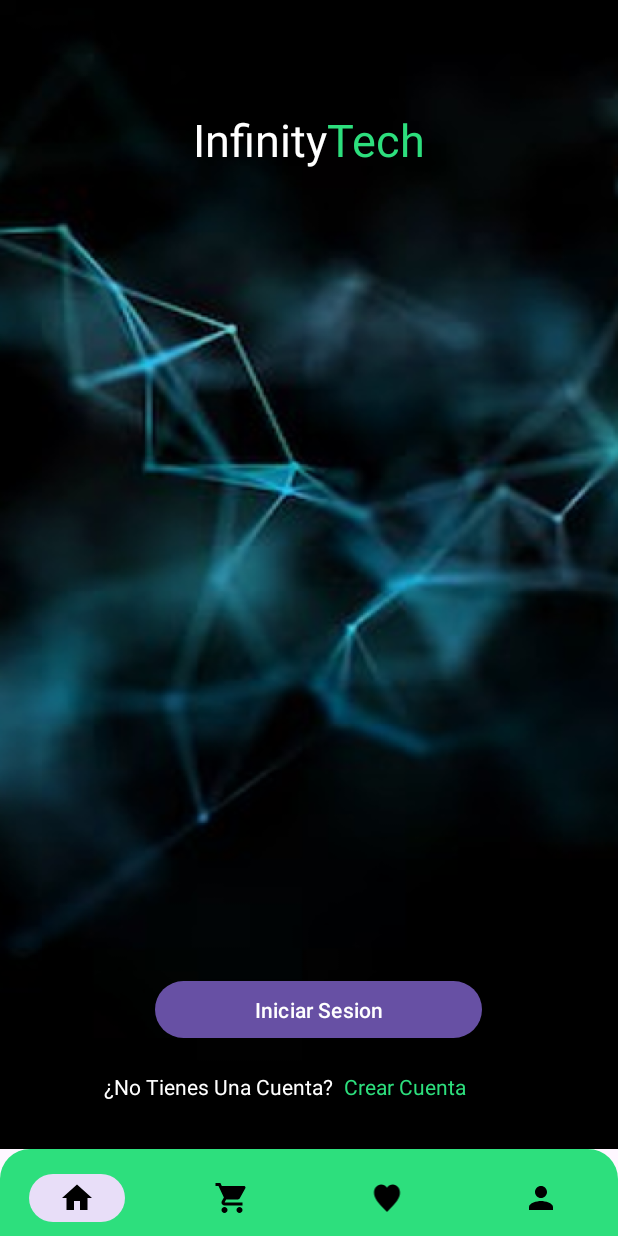
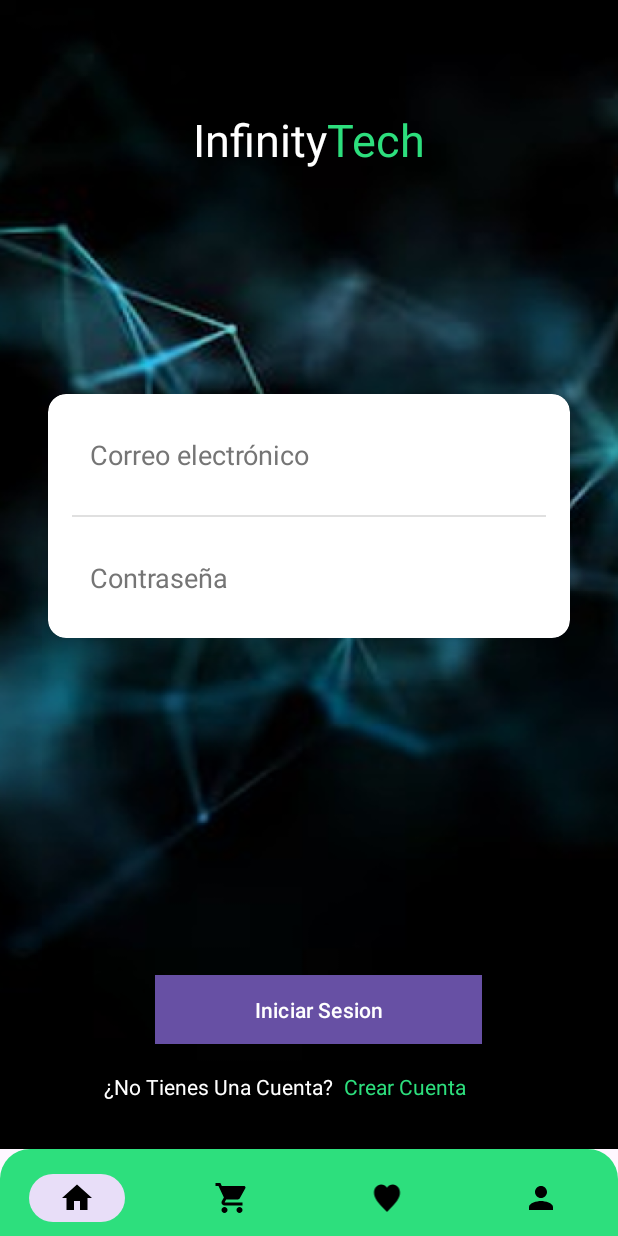
Before and after one commit to AlejoSys/MyApplication2, an Android app: the screen it shows after launch (MainActivity), on a phone screen of 412 x 824 dp. Run offline under Robolectric (Android 15) with nearby library versions, the phone set to English and light mode, and no system bars.

Commit message:
refactor: actualizar archivos de configuración y diseño, agregar CardView en fragment_infinity y mejorar la estructura de layout

```diff
--- a/app/build.gradle.kts
+++ b/app/build.gradle.kts
@@ -36,12 +36,12 @@ android {
 }
 
 dependencies {
-
     implementation(libs.androidx.core.ktx)
     implementation(libs.androidx.appcompat)
     implementation(libs.material)
     implementation(libs.androidx.activity)
     implementation(libs.androidx.constraintlayout)
+    implementation("androidx.cardview:cardview:1.0.0")
     testImplementation(libs.junit)
     androidTestImplementation(libs.androidx.junit)
     androidTestImplementation(libs.androidx.espresso.core)
--- a/app/src/main/java/com/example/myapplication/MainActivity.kt
+++ b/app/src/main/java/com/example/myapplication/MainActivity.kt
@@ -55,7 +55,6 @@ class MainActivity : AppCompatActivity() {
                 .commit()
         }
 
-
         // Seleccionar el item Inicio por defecto
         bottomNavigationView.selectedItemId = R.id.navigation_home
     }
--- a/app/src/main/res/layout/fragment_infinity.xml
+++ b/app/src/main/res/layout/fragment_infinity.xml
@@ -6,23 +6,7 @@
     android:layout_width="match_parent"
     android:layout_height="match_parent"
     android:background="@drawable/img"
-
     tools:context=".InfinityFragment">
-
-
-    <Button
-        android:id="@+id/button2"
-        android:layout_width="218dp"
-        android:layout_height="46dp"
-        android:text="Iniciar Sesion"
-        android:textColor="#ffff"
-
-        app:layout_constraintBottom_toBottomOf="parent"
-        app:layout_constraintEnd_toEndOf="parent"
-        app:layout_constraintHorizontal_bias="0.532"
-        app:layout_constraintStart_toStartOf="parent"
-        app:layout_constraintTop_toTopOf="parent"
-        app:layout_constraintVertical_bias="0.903" />
 
     <TextView
         android:id="@+id/textView"
@@ -49,6 +33,75 @@
         app:layout_constraintEnd_toEndOf="parent"
         app:layout_constraintStart_toEndOf="@+id/textView"
         app:layout_constraintTop_toTopOf="@+id/textView" />
+
+    <!-- Card para los campos de inicio de sesión -->
+    <androidx.cardview.widget.CardView
+        android:id="@+id/cardLogin"
+        android:layout_width="0dp"
+        android:layout_height="wrap_content"
+        android:layout_marginStart="32dp"
+        android:layout_marginEnd="32dp"
+        app:cardCornerRadius="12dp"
+        app:cardElevation="8dp"
+        app:layout_constraintBottom_toTopOf="@+id/button2"
+        app:layout_constraintEnd_toEndOf="parent"
+        app:layout_constraintStart_toStartOf="parent"
+        app:layout_constraintTop_toBottomOf="@+id/textView"
+        app:layout_constraintVertical_bias="0.4">
+
+        <LinearLayout
+            android:layout_width="match_parent"
+            android:layout_height="wrap_content"
+            android:orientation="vertical"
+            android:padding="16dp">
+
+            <!-- Campo de Correo -->
+            <EditText
+                android:id="@+id/editTextEmail"
+                android:layout_width="match_parent"
+                android:layout_height="wrap_content"
+                android:layout_marginBottom="16dp"
+                android:background="@null"
+                android:hint="Correo electrónico"
+                android:inputType="textEmailAddress"
+                android:padding="12dp"
+                android:textColor="#333333"
+                android:textColorHint="#757575" />
+
+            <View
+                android:layout_width="match_parent"
+                android:layout_height="1dp"
+                android:background="#E0E0E0"
+                android:layout_marginBottom="16dp" />
+
+            <!-- Campo de Contraseña -->
+            <EditText
+                android:id="@+id/editTextPassword"
+                android:layout_width="match_parent"
+                android:layout_height="wrap_content"
+                android:background="@null"
+                android:hint="Contraseña"
+                android:inputType="textPassword"
+                android:padding="12dp"
+                android:textColor="#333333"
+                android:textColorHint="#757575" />
+
+        </LinearLayout>
+    </androidx.cardview.widget.CardView>
+
+    <Button
+        android:id="@+id/button2"
+        android:layout_width="218dp"
+        android:layout_height="46dp"
+        android:text="Iniciar Sesion"
+        android:textColor="#ffff"
+        android:background="#673AB7"
+        app:layout_constraintBottom_toBottomOf="parent"
+        app:layout_constraintEnd_toEndOf="parent"
+        app:layout_constraintHorizontal_bias="0.532"
+        app:layout_constraintStart_toStartOf="parent"
+        app:layout_constraintTop_toTopOf="parent"
+        app:layout_constraintVertical_bias="0.903" />
 
     <TextView
         android:id="@+id/textView4"
@@ -78,19 +131,4 @@
         app:layout_constraintStart_toEndOf="@+id/textView4"
         app:layout_constraintTop_toBottomOf="@+id/button2" />
 
-    <LinearLayout
-        android:id="@+id/linearLayout"
-        android:layout_width="413dp"
-        android:layout_height="924dp"
-        android:orientation="horizontal"
-        app:layout_constraintBottom_toBottomOf="parent"
-        app:layout_constraintEnd_toEndOf="parent"
-        app:layout_constraintStart_toStartOf="parent"
-        app:layout_constraintTop_toTopOf="parent"
-        app:layout_constraintVertical_bias="0.0">
-
-
-    </LinearLayout>
-
-
 </androidx.constraintlayout.widget.ConstraintLayout>
--- a/app/src/main/res/layout/fragment_ofertas.xml
+++ b/app/src/main/res/layout/fragment_ofertas.xml
@@ -53,7 +53,7 @@
                 android:orientation="horizontal"
                 android:gravity="center_vertical"
                 android:padding="16dp"
-                android:background="@color/ffffff"
+                android:background="#FFFFFF"
                 android:elevation="2dp"
                 android:layout_marginBottom="24dp">
 
```
Also changed, not shown: build.gradle.kts (line endings or trailing spaces).
